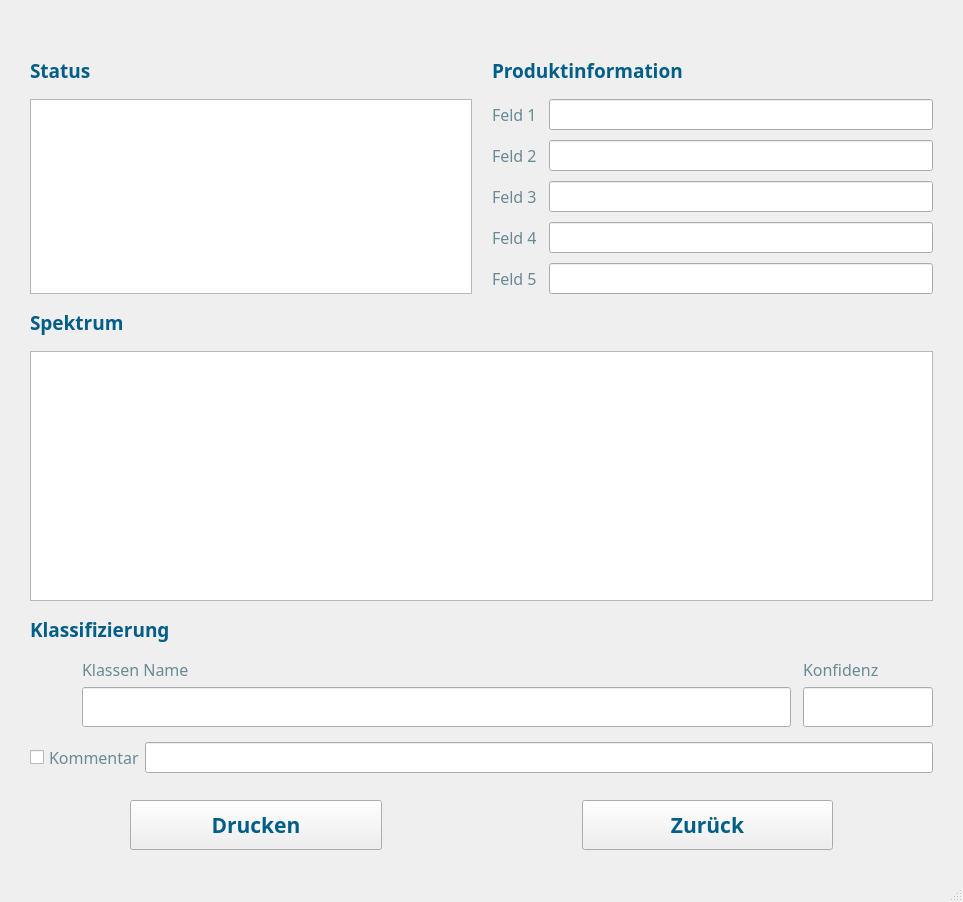
Before: the Qt Designer form UI_Files/measurement.ui in fabianjaeger1/Phydent-App, drawn with Qt 5.
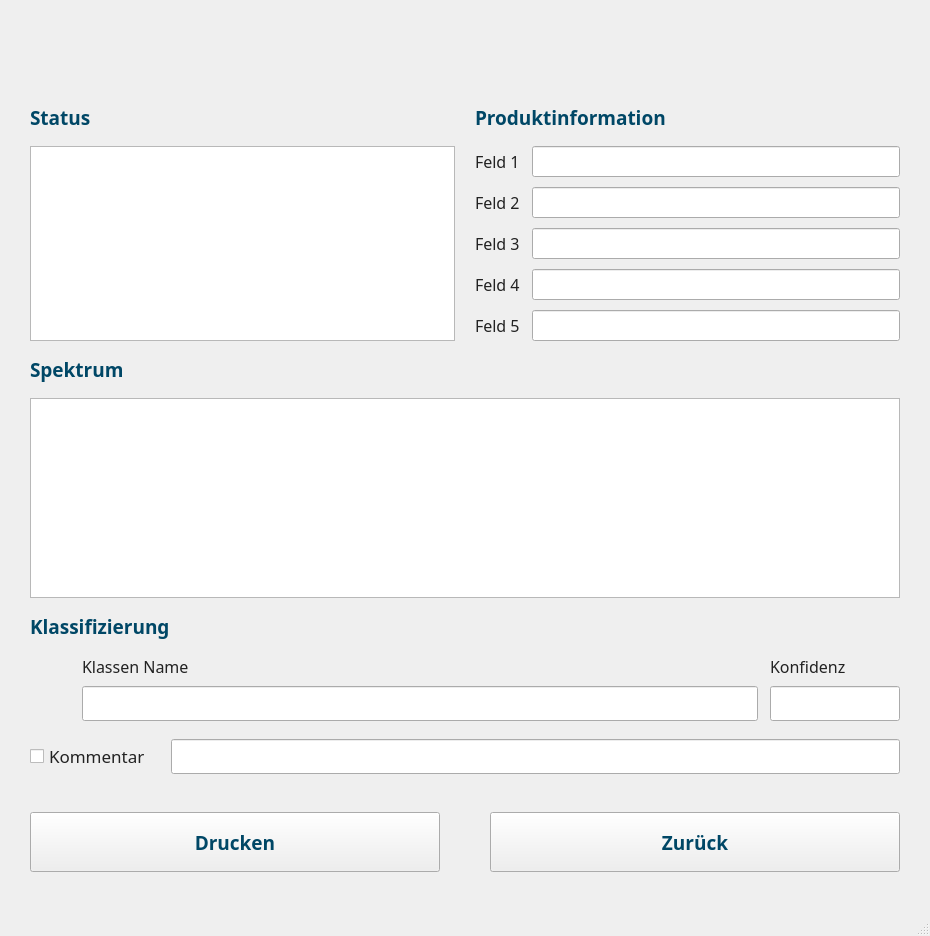
After: the same form once the commit is applied. Icons and pictures are not drawn. Custom widgets are drawn as their Qt base class.

Commit message: Update design (more readable)

The edit to the form file:
```diff
--- a/UI_Files/measurement.ui
+++ b/UI_Files/measurement.ui
@@ -6,8 +6,8 @@
    <rect>
     <x>0</x>
     <y>0</y>
-    <width>963</width>
-    <height>902</height>
+    <width>930</width>
+    <height>936</height>
    </rect>
   </property>
   <property name="font">
@@ -40,6 +40,19 @@
     <property name="bottomMargin">
      <number>12</number>
     </property>
+    <item>
+     <spacer name="verticalSpacer_4">
+      <property name="orientation">
+       <enum>Qt::Vertical</enum>
+      </property>
+      <property name="sizeHint" stdset="0">
+       <size>
+        <width>20</width>
+        <height>40</height>
+       </size>
+      </property>
+     </spacer>
+    </item>
     <item>
      <widget class="QLabel" name="Logo">
       <property name="text">
@@ -53,6 +66,19 @@
       </property>
      </widget>
     </item>
+    <item>
+     <spacer name="verticalSpacer_3">
+      <property name="orientation">
+       <enum>Qt::Vertical</enum>
+      </property>
+      <property name="sizeHint" stdset="0">
+       <size>
+        <width>20</width>
+        <height>40</height>
+       </size>
+      </property>
+     </spacer>
+    </item>
     <item>
      <layout class="QGridLayout" name="log_productsection">
       <property name="horizontalSpacing">
@@ -100,35 +126,35 @@
         <item row="0" column="0">
          <widget class="QLabel" name="productlabel1">
           <property name="text">
-           <string>&lt;html&gt;&lt;head/&gt;&lt;body&gt;&lt;p&gt;&lt;span style=&quot; color:#698a93;&quot;&gt;Feld 1&lt;/span&gt;&lt;/p&gt;&lt;/body&gt;&lt;/html&gt;</string>
+           <string>&lt;html&gt;&lt;head/&gt;&lt;body&gt;&lt;p&gt;&lt;span style=&quot; color:#222222;&quot;&gt;Feld 1&lt;/span&gt;&lt;/p&gt;&lt;/body&gt;&lt;/html&gt;</string>
           </property>
          </widget>
         </item>
         <item row="1" column="0">
          <widget class="QLabel" name="productlabel2">
           <property name="text">
-           <string>&lt;html&gt;&lt;head/&gt;&lt;body&gt;&lt;p&gt;&lt;span style=&quot; color:#698a93;&quot;&gt;Feld 2&lt;/span&gt;&lt;/p&gt;&lt;/body&gt;&lt;/html&gt;</string>
+           <string>&lt;html&gt;&lt;head/&gt;&lt;body&gt;&lt;p&gt;&lt;span style=&quot; color:#222222;&quot;&gt;Feld 2&lt;/span&gt;&lt;/p&gt;&lt;/body&gt;&lt;/html&gt;</string>
           </property>
          </widget>
         </item>
         <item row="2" column="0">
          <widget class="QLabel" name="productlabel3">
           <property name="text">
-           <string>&lt;html&gt;&lt;head/&gt;&lt;body&gt;&lt;p&gt;&lt;span style=&quot; color:#698a93;&quot;&gt;Feld 3&lt;/span&gt;&lt;/p&gt;&lt;/body&gt;&lt;/html&gt;</string>
+           <string>&lt;html&gt;&lt;head/&gt;&lt;body&gt;&lt;p&gt;&lt;span style=&quot; color:#222222;&quot;&gt;Feld 3&lt;/span&gt;&lt;/p&gt;&lt;/body&gt;&lt;/html&gt;</string>
           </property>
          </widget>
         </item>
         <item row="3" column="0">
          <widget class="QLabel" name="productlabel4">
           <property name="text">
-           <string>&lt;html&gt;&lt;head/&gt;&lt;body&gt;&lt;p&gt;&lt;span style=&quot; color:#698a93;&quot;&gt;Feld 4&lt;/span&gt;&lt;/p&gt;&lt;/body&gt;&lt;/html&gt;</string>
+           <string>&lt;html&gt;&lt;head/&gt;&lt;body&gt;&lt;p&gt;&lt;span style=&quot; color:#222222;&quot;&gt;Feld 4&lt;/span&gt;&lt;/p&gt;&lt;/body&gt;&lt;/html&gt;</string>
           </property>
          </widget>
         </item>
         <item row="4" column="0">
          <widget class="QLabel" name="productlabel5">
           <property name="text">
-           <string>&lt;html&gt;&lt;head/&gt;&lt;body&gt;&lt;p&gt;&lt;span style=&quot; color:#698a93;&quot;&gt;Feld 5&lt;/span&gt;&lt;/p&gt;&lt;/body&gt;&lt;/html&gt;</string>
+           <string>&lt;html&gt;&lt;head/&gt;&lt;body&gt;&lt;p&gt;&lt;span style=&quot; color:#222222;&quot;&gt;Feld 5&lt;/span&gt;&lt;/p&gt;&lt;/body&gt;&lt;/html&gt;</string>
           </property>
          </widget>
         </item>
@@ -145,7 +171,7 @@
          </font>
         </property>
         <property name="text">
-         <string>&lt;html&gt;&lt;head/&gt;&lt;body&gt;&lt;p&gt;&lt;span style=&quot; color:#005e87;&quot;&gt;Produktinformation&lt;/span&gt;&lt;/p&gt;&lt;/body&gt;&lt;/html&gt;</string>
+         <string>&lt;html&gt;&lt;head/&gt;&lt;body&gt;&lt;p&gt;&lt;span style=&quot; color:#004766;&quot;&gt;Produktinformation&lt;/span&gt;&lt;/p&gt;&lt;/body&gt;&lt;/html&gt;</string>
         </property>
        </widget>
       </item>
@@ -160,7 +186,7 @@
          </font>
         </property>
         <property name="text">
-         <string>&lt;html&gt;&lt;head/&gt;&lt;body&gt;&lt;p&gt;&lt;span style=&quot; color:#005e87;&quot;&gt;Status&lt;/span&gt;&lt;/p&gt;&lt;/body&gt;&lt;/html&gt;</string>
+         <string>&lt;html&gt;&lt;head/&gt;&lt;body&gt;&lt;p&gt;&lt;span style=&quot; color:#004766;&quot;&gt;Status&lt;/span&gt;&lt;/p&gt;&lt;/body&gt;&lt;/html&gt;</string>
         </property>
        </widget>
       </item>
@@ -188,7 +214,7 @@
          </font>
         </property>
         <property name="text">
-         <string>&lt;html&gt;&lt;head/&gt;&lt;body&gt;&lt;p&gt;&lt;span style=&quot; color:#005e87;&quot;&gt;Spektrum&lt;/span&gt;&lt;/p&gt;&lt;/body&gt;&lt;/html&gt;</string>
+         <string>&lt;html&gt;&lt;head/&gt;&lt;body&gt;&lt;p&gt;&lt;span style=&quot; color:#004766;&quot;&gt;Spektrum&lt;/span&gt;&lt;/p&gt;&lt;/body&gt;&lt;/html&gt;</string>
         </property>
        </widget>
       </item>
@@ -196,8 +222,8 @@
        <widget class="PlotWidget" name="graphicsView">
         <property name="minimumSize">
          <size>
-          <width>250</width>
-          <height>250</height>
+          <width>700</width>
+          <height>200</height>
          </size>
         </property>
        </widget>
@@ -223,7 +249,7 @@
          </font>
         </property>
         <property name="text">
-         <string>&lt;html&gt;&lt;head/&gt;&lt;body&gt;&lt;p&gt;&lt;span style=&quot; color:#005e87;&quot;&gt;Klassifizierung&lt;/span&gt;&lt;/p&gt;&lt;/body&gt;&lt;/html&gt;</string>
+         <string>&lt;html&gt;&lt;head/&gt;&lt;body&gt;&lt;p&gt;&lt;span style=&quot; color:#004766;&quot;&gt;Klassifizierung&lt;/span&gt;&lt;/p&gt;&lt;/body&gt;&lt;/html&gt;</string>
         </property>
        </widget>
       </item>
@@ -251,7 +277,7 @@
            </font>
           </property>
           <property name="text">
-           <string>&lt;html&gt;&lt;head/&gt;&lt;body&gt;&lt;p&gt;&lt;span style=&quot; color:#698a93;&quot;&gt;Konfidenz&lt;/span&gt;&lt;/p&gt;&lt;/body&gt;&lt;/html&gt;</string>
+           <string>&lt;html&gt;&lt;head/&gt;&lt;body&gt;&lt;p&gt;&lt;span style=&quot; color:#222222;&quot;&gt;Konfidenz&lt;/span&gt;&lt;/p&gt;&lt;/body&gt;&lt;/html&gt;</string>
           </property>
          </widget>
         </item>
@@ -271,7 +297,7 @@
            </font>
           </property>
           <property name="text">
-           <string>&lt;html&gt;&lt;head/&gt;&lt;body&gt;&lt;p&gt;&lt;span style=&quot; color:#698a93;&quot;&gt;Klassen Name&lt;/span&gt;&lt;/p&gt;&lt;/body&gt;&lt;/html&gt;</string>
+           <string>&lt;html&gt;&lt;head/&gt;&lt;body&gt;&lt;p&gt;&lt;span style=&quot; color:#222222;&quot;&gt;Klassen Name&lt;/span&gt;&lt;/p&gt;&lt;/body&gt;&lt;/html&gt;</string>
           </property>
          </widget>
         </item>
@@ -280,13 +306,13 @@
           <property name="minimumSize">
            <size>
             <width>130</width>
-            <height>40</height>
+            <height>35</height>
            </size>
           </property>
           <property name="maximumSize">
            <size>
             <width>130</width>
-            <height>40</height>
+            <height>35</height>
            </size>
           </property>
           <property name="autoFillBackground">
@@ -342,13 +368,13 @@
           <property name="minimumSize">
            <size>
             <width>0</width>
-            <height>40</height>
+            <height>35</height>
            </size>
           </property>
           <property name="maximumSize">
            <size>
             <width>16777215</width>
-            <height>40</height>
+            <height>35</height>
            </size>
           </property>
           <property name="autoFillBackground">
@@ -369,7 +395,7 @@
     <item>
      <layout class="QHBoxLayout" name="buttonsection_2">
       <property name="spacing">
-       <number>0</number>
+       <number>20</number>
       </property>
       <property name="leftMargin">
        <number>0</number>
@@ -380,10 +406,15 @@
       <item>
        <widget class="QCheckBox" name="checkBox">
         <property name="font">
-         <font/>
+         <font>
+          <family>Source Sans Pro</family>
+          <pointsize>13</pointsize>
+          <weight>50</weight>
+          <bold>false</bold>
+         </font>
         </property>
         <property name="styleSheet">
-         <string notr="true">color: rgb(105, 138, 147);</string>
+         <string notr="true">color: rgb(34, 34, 34);</string>
         </property>
         <property name="text">
          <string>Kommentar</string>
@@ -391,7 +422,14 @@
        </widget>
       </item>
       <item>
-       <widget class="QLineEdit" name="lineEdit"/>
+       <widget class="QLineEdit" name="lineEdit">
+        <property name="minimumSize">
+         <size>
+          <width>0</width>
+          <height>35</height>
+         </size>
+        </property>
+       </widget>
       </item>
      </layout>
     </item>
@@ -411,26 +449,26 @@
     <item>
      <layout class="QHBoxLayout" name="buttonsection">
       <property name="spacing">
-       <number>200</number>
+       <number>50</number>
       </property>
       <property name="leftMargin">
-       <number>100</number>
+       <number>0</number>
       </property>
       <property name="rightMargin">
-       <number>100</number>
+       <number>0</number>
       </property>
       <item>
        <widget class="QPushButton" name="printbutton">
         <property name="minimumSize">
          <size>
           <width>0</width>
-          <height>50</height>
+          <height>60</height>
          </size>
         </property>
         <property name="font">
          <font>
-          <family>Corbel</family>
-          <pointsize>16</pointsize>
+          <family>Source Sans Pro Semibold</family>
+          <pointsize>14</pointsize>
           <weight>75</weight>
           <bold>true</bold>
          </font>
@@ -439,7 +477,7 @@
          <bool>false</bool>
         </property>
         <property name="styleSheet">
-         <string notr="true">color: rgb(0, 94, 135);</string>
+         <string notr="true">color: rgb(0, 71, 102);</string>
         </property>
         <property name="text">
          <string>Drucken</string>
@@ -451,13 +489,13 @@
         <property name="minimumSize">
          <size>
           <width>0</width>
-          <height>50</height>
+          <height>60</height>
          </size>
         </property>
         <property name="font">
          <font>
-          <family>Corbel</family>
-          <pointsize>16</pointsize>
+          <family>Source Sans Pro Semibold</family>
+          <pointsize>14</pointsize>
           <weight>75</weight>
           <bold>true</bold>
          </font>
@@ -466,7 +504,7 @@
          <bool>false</bool>
         </property>
         <property name="styleSheet">
-         <string notr="true">color: rgb(0, 94, 135);</string>
+         <string notr="true">color: rgb(0, 71, 102);</string>
         </property>
         <property name="text">
          <string>Zurück</string>
```
Left out of the diff: 4 changed lines with no effect on the pictures. The commit also changes 3 other files.
